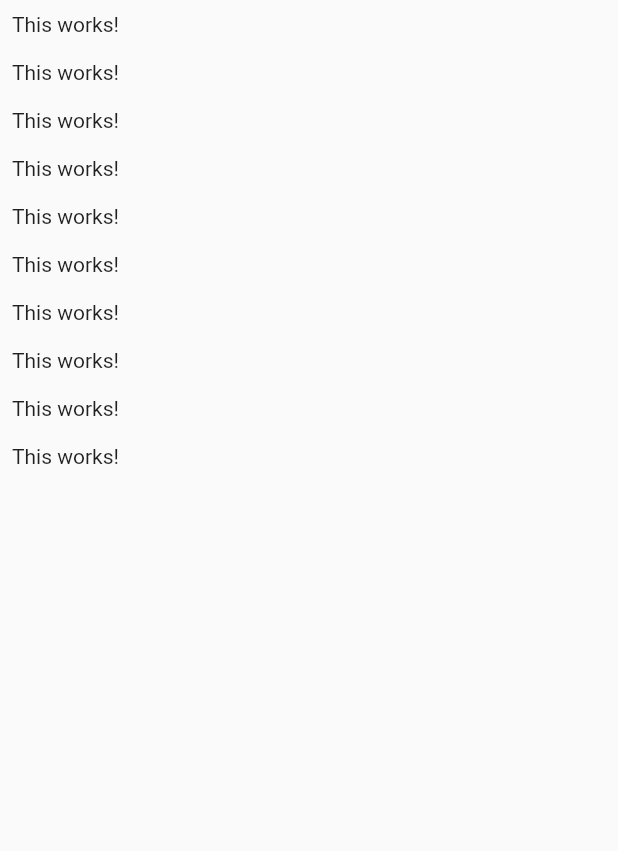
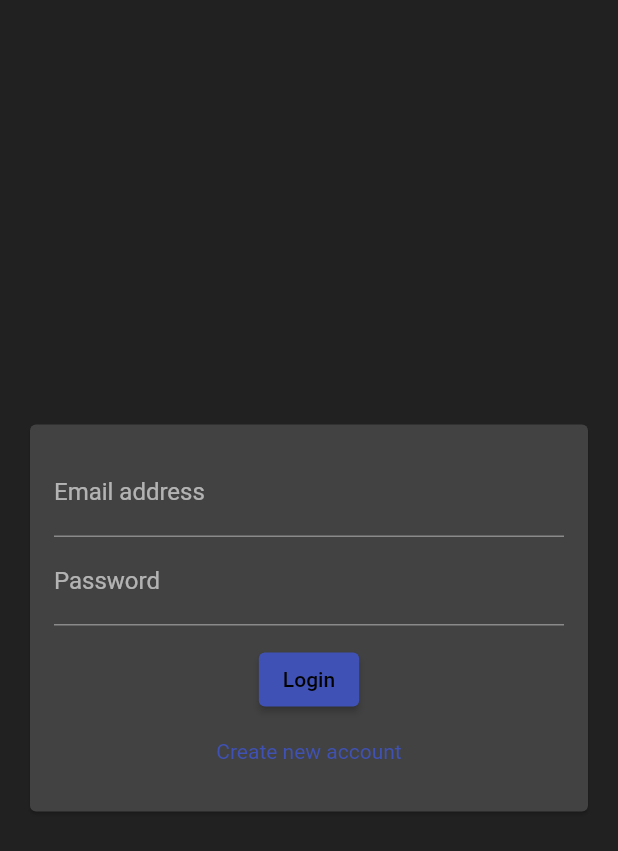
Before and after one commit to edunickdev/flutter-chat, a Flutter app: the screen it shows after launch, on a phone screen of 412 x 824 dp. Shown: the top 851 px of the screen. Run offline on Flutter 3.47's test engine with Material 2 defaults, Android fonts, the phone set to English and light mode, and no system bars; our stand-ins replace cloud_firestore, firebase_auth, firebase_core; accounts and stored records are empty.

Commit message:
adding connection and screen to the chat

```diff
--- a/lib/main.dart
+++ b/lib/main.dart
@@ -1,21 +1,50 @@
+import 'package:firebase_auth/firebase_auth.dart';
+import 'package:firebase_chat/screens/auth_screen.dart';
 import 'package:firebase_chat/screens/chat_screen.dart';
 import 'package:flutter/material.dart';
+import 'package:firebase_core/firebase_core.dart';
+import 'firebase_options.dart';
 
-void main() {
+void main() async {
+  WidgetsFlutterBinding.ensureInitialized();
+  await Firebase.initializeApp(
+    options: DefaultFirebaseOptions.currentPlatform,
+  );
   runApp(MyApp());
 }
 
 class MyApp extends StatelessWidget {
-
   @override
   Widget build(BuildContext context) {
     return MaterialApp(
       debugShowCheckedModeBanner: false,
       title: 'Flutter Chat',
       theme: ThemeData(
-        primarySwatch: Colors.blue
-      ),
-      home: ChatScreen(),
+          buttonTheme: ButtonTheme.of(context).copyWith(
+              buttonColor: Colors.redAccent,
+              textTheme: ButtonTextTheme.primary,
+              shape: RoundedRectangleBorder(
+                  borderRadius: BorderRadius.circular(20))),
+          colorScheme: const ColorScheme(
+              brightness: Brightness.dark,
+              primary: Colors.indigo,
+              onPrimary: Colors.black,
+              secondary: Colors.white12,
+              onSecondary: Colors.white60,
+              error: Colors.white12,
+              onError: Colors.white60,
+              background: Colors.pink,
+              onBackground: Colors.pink,
+              surface: Colors.white24,
+              onSurface: Colors.white24)),
+      home: StreamBuilder(
+          stream: FirebaseAuth.instance.authStateChanges(),
+          builder: (context, snapshot) {
+            if (snapshot.hasData) {
+              return ChatScreen();
+            }
+            return const AuthScreen();
+          }),
     );
   }
 }
--- a/lib/screens/auth_screen.dart
+++ b/lib/screens/auth_screen.dart
@@ -0,0 +1,65 @@
+import 'package:cloud_firestore/cloud_firestore.dart';
+import 'package:firebase_chat/widgets/auth/auth_form.dart';
+import 'package:flutter/material.dart';
+import 'package:firebase_auth/firebase_auth.dart';
+import 'package:flutter/services.dart';
+
+class AuthScreen extends StatefulWidget {
+  const AuthScreen({Key? key}) : super(key: key);
+
+  @override
+  _AuthScreenState createState() => _AuthScreenState();
+}
+
+class _AuthScreenState extends State<AuthScreen> {
+  final _auth = FirebaseAuth.instance;
+  bool _isLoading = false;
+
+  void _submitAuthForm(
+      String email, String password, String username, bool islogin, BuildContext context) async {
+    UserCredential userCredential;
+    try {
+      setState(() {
+        _isLoading = true;
+      });
+      if (islogin) {
+        userCredential = await _auth.signInWithEmailAndPassword(
+            email: email, password: password);
+      } else {
+        userCredential = await _auth.createUserWithEmailAndPassword(
+            email: email, password: password);
+
+        FirebaseFirestore.instance.doc(userCredential.user!.uid).set({
+          'username': username,
+          'email': email
+        });
+      }
+    } on PlatformException catch (error) {
+      var message = 'An error ocurred, please check your credentials.';
+      if (error.message != null) {
+        message = error.message!;
+      }
+      Scaffold.of(context).showBottomSheet((context) => Text(message),
+          backgroundColor: Theme.of(context).primaryColor);
+      setState(() {
+        _isLoading = false;
+      });
+    } catch (error) {
+      print(error);
+      setState(() {
+        _isLoading = false;
+      });
+    }
+  }
+
+  @override
+  Widget build(BuildContext context) {
+    return Scaffold(
+      backgroundColor: Theme.of(context).primaryColor,
+      body: AuthForm(
+        _submitAuthForm,
+        _isLoading
+      ),
+    );
+  }
+}
--- /dev/null
+++ b/lib/widgets/auth/auth_form.dart
@@ -0,0 +1,116 @@
+import 'package:flutter/material.dart';
+
+class AuthForm extends StatefulWidget {
+  AuthForm(this.submitFn, this.isLoading);
+
+  final bool isLoading;
+  void Function(String email, String password, String username, bool islogin,
+      BuildContext context) submitFn;
+
+  @override
+  _AuthFormState createState() => _AuthFormState();
+}
+
+class _AuthFormState extends State<AuthForm> {
+  final _formKey = GlobalKey<FormState>();
+
+  bool _isLogin = true;
+  String _userEmail = '';
+  String _userName = '';
+  String _userPassword = '';
+
+  void _trySubmit() {
+    final isValid = _formKey.currentState!.validate();
+    FocusScope.of(context).unfocus();
+
+    if (isValid) {
+      _formKey.currentState!.save();
+      widget.submitFn(_userEmail, _userName, _userPassword, _isLogin, context);
+    }
+  }
+
+  @override
+  Widget build(BuildContext context) {
+    return Center(
+      child: Card(
+        margin: const EdgeInsets.all(20),
+        child: SingleChildScrollView(
+          child: Padding(
+            padding: const EdgeInsets.all(16),
+            child: Form(
+              key: _formKey,
+              child: Column(
+                mainAxisSize: MainAxisSize.min,
+                children: [
+                  TextFormField(
+                    validator: (value) {
+                      if (value!.isEmpty || !value.contains('@')) {
+                        return 'Please enter a valid email address.';
+                      }
+                      return null;
+                    },
+                    keyboardType: TextInputType.emailAddress,
+                    decoration: const InputDecoration(
+                      labelText: 'Email address',
+                    ),
+                    onSaved: (value) {
+                      _userEmail = value!;
+                    },
+                  ),
+                  if (!_isLogin)
+                    TextFormField(
+                      validator: (value) {
+                        if (value!.isEmpty || value.length < 4) {
+                          return 'Please enter at least 4 characters';
+                        }
+                        return null;
+                      },
+                      decoration: const InputDecoration(labelText: 'Username'),
+                      onSaved: (value) {
+                        _userName = value!;
+                      },
+                    ),
+                  TextFormField(
+                    validator: (value) {
+                      if (value!.isEmpty || value.length < 7) {
+                        return 'Password must be at least 7 characters long.';
+                      }
+                      return null;
+                    },
+                    obscureText: true,
+                    decoration: const InputDecoration(labelText: 'Password'),
+                    onSaved: (value) {
+                      _userPassword = value!;
+                    },
+                  ),
+                  const SizedBox(
+                    height: 12,
+                  ),
+                  if (widget.isLoading) CircularProgressIndicator(),
+                  if (!widget.isLoading)
+                    ElevatedButton(
+                        onPressed: _trySubmit,
+                        child: Text(_isLogin ? 'Login' : 'Sign Up')),
+                  if (!widget.isLoading)
+                    TextButton(
+                      onPressed: () {
+                        setState(() {
+                          _isLogin = !_isLogin;
+                        });
+                      },
+                      style: ButtonStyle(
+                          textStyle: MaterialStatePropertyAll(TextStyle(
+                              color: Theme.of(context).primaryColorLight))),
+                      child: Text(_isLogin
+                          ? 'Create new account'
+                          : 'I already have an account'),
+                    )
+                ],
+              ),
+            ),
+          ),
+        ),
+      ),
+    );
+  }
+}
--- a/pubspec.yaml
+++ b/pubspec.yaml
@@ -35,6 +35,11 @@ dependencies:
   # The following adds the Cupertino Icons font to your application.
   # Use with the CupertinoIcons class for iOS style icons.
   cupertino_icons: ^1.0.2
+  firebase_core: ^2.9.0
+  cloud_firestore: ^4.5.0
+  firebase_auth: ^4.4.0
+
+
 
 dev_dependencies:
   flutter_test:
```
Also changed, not shown: lib/Logics/validations_forms.dart (added, +10 -0 lines), lib/screens/chat_screen.dart (+40 -5 lines), lib/services/firebase_service.dart (added, +18 -0 lines), lib/widgets/chat/messages.dart (added, +29 -0 lines), lib/widgets/chat/new_message.dart (added, +53 -0 lines), lib/firebase_options.dart (added), pubspec.lock, 8 other files.
